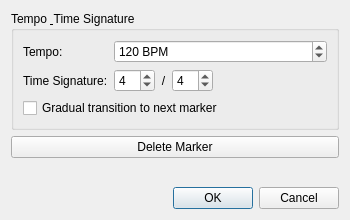
Before: the Qt Designer form tempodialog.ui in nimusd/Kala, drawn with Qt 5.
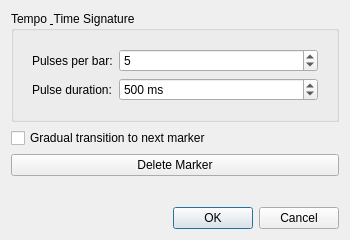
After: the same form once the commit is applied. The open tabs and pages were chosen to show the change.

The edit to the form file:
```diff
--- a/tempodialog.ui
+++ b/tempodialog.ui
@@ -7,7 +7,7 @@
     <x>0</x>
     <y>0</y>
     <width>350</width>
-    <height>220</height>
+    <height>240</height>
    </rect>
   </property>
   <property name="windowTitle">
@@ -19,7 +19,14 @@
      <property name="title">
       <string>Tempo &amp; Time Signature</string>
      </property>
-     <layout class="QFormLayout" name="formLayout">
+     <layout class="QVBoxLayout" name="verticalLayout_Group">
+      <item>
+       <widget class="QStackedWidget" name="stackedMode">
+        <property name="currentIndex">
+         <number>0</number>
+        </property>
+        <widget class="QWidget" name="pageWestern">
+         <layout class="QFormLayout" name="formLayoutWestern">
       <item row="0" column="0">
        <widget class="QLabel" name="labelTempo">
         <property name="text">
@@ -33,7 +40,7 @@
          <string> BPM</string>
         </property>
         <property name="minimum">
-         <number>20</number>
+             <number>1</number>
         </property>
         <property name="maximum">
          <number>300</number>
@@ -78,7 +85,7 @@
         <item>
          <widget class="QSpinBox" name="spinTimeSigDenom">
           <property name="minimum">
-           <number>0</number>
+               <number>1</number>
           </property>
           <property name="maximum">
            <number>99</number>
@@ -103,16 +110,67 @@
         </item>
        </layout>
       </item>
-      <item row="2" column="0" colspan="2">
+         </layout>
+        </widget>
+        <widget class="QWidget" name="pageKala">
+         <layout class="QFormLayout" name="formLayoutKala">
+          <item row="0" column="0">
+           <widget class="QLabel" name="labelPulses">
+            <property name="text">
+             <string>Pulses per bar:</string>
+            </property>
+           </widget>
+          </item>
+          <item row="0" column="1">
+           <widget class="QSpinBox" name="spinPulsesPerBar">
+            <property name="minimum">
+             <number>1</number>
+            </property>
+            <property name="maximum">
+             <number>99</number>
+            </property>
+            <property name="value">
+             <number>5</number>
+            </property>
+           </widget>
+          </item>
+          <item row="1" column="0">
+           <widget class="QLabel" name="labelPulseDuration">
+            <property name="text">
+             <string>Pulse duration:</string>
+            </property>
+           </widget>
+          </item>
+          <item row="1" column="1">
+           <widget class="QSpinBox" name="spinPulseDurationMs">
+            <property name="suffix">
+             <string> ms</string>
+            </property>
+            <property name="minimum">
+             <number>1</number>
+            </property>
+            <property name="maximum">
+             <number>60000</number>
+            </property>
+            <property name="value">
+             <number>500</number>
+            </property>
+           </widget>
+          </item>
+         </layout>
+        </widget>
+       </widget>
+      </item>
+     </layout>
+    </widget>
+   </item>
+   <item>
        <widget class="QCheckBox" name="checkGradual">
         <property name="text">
          <string>Gradual transition to next marker</string>
         </property>
        </widget>
       </item>
-     </layout>
-    </widget>
-   </item>
    <item>
     <widget class="QPushButton" name="btnDelete">
      <property name="text">
```
Left out of the diff: 6 changed lines with no effect on the pictures. Lines whose indentation alone changed are shown as unchanged.
